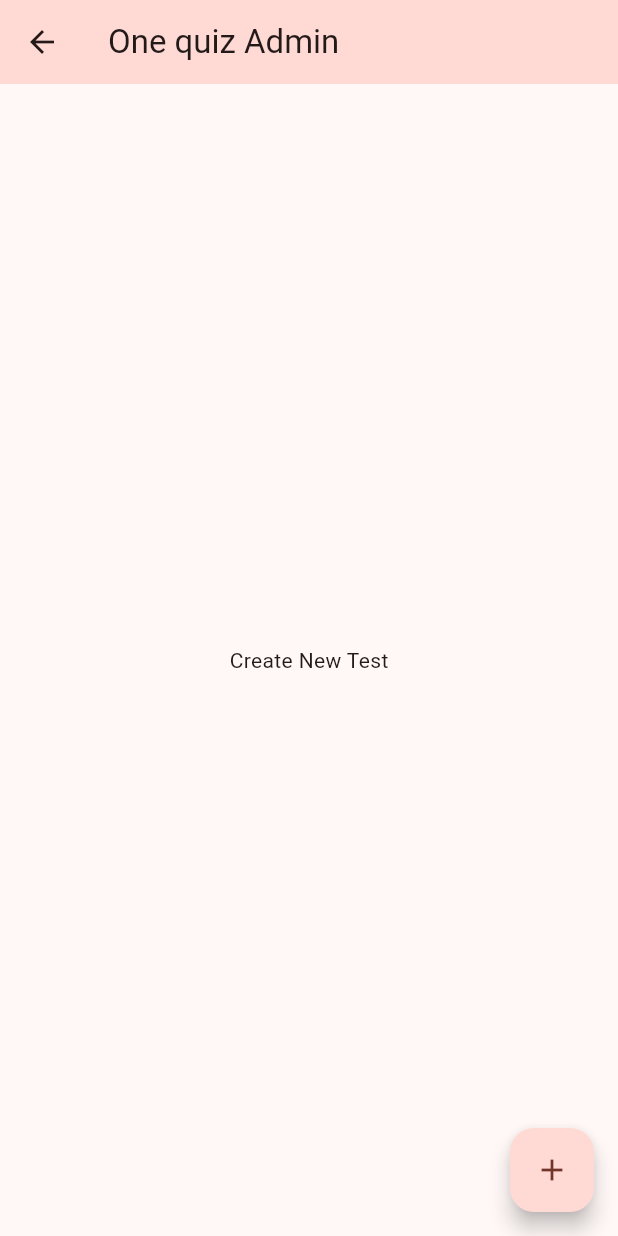
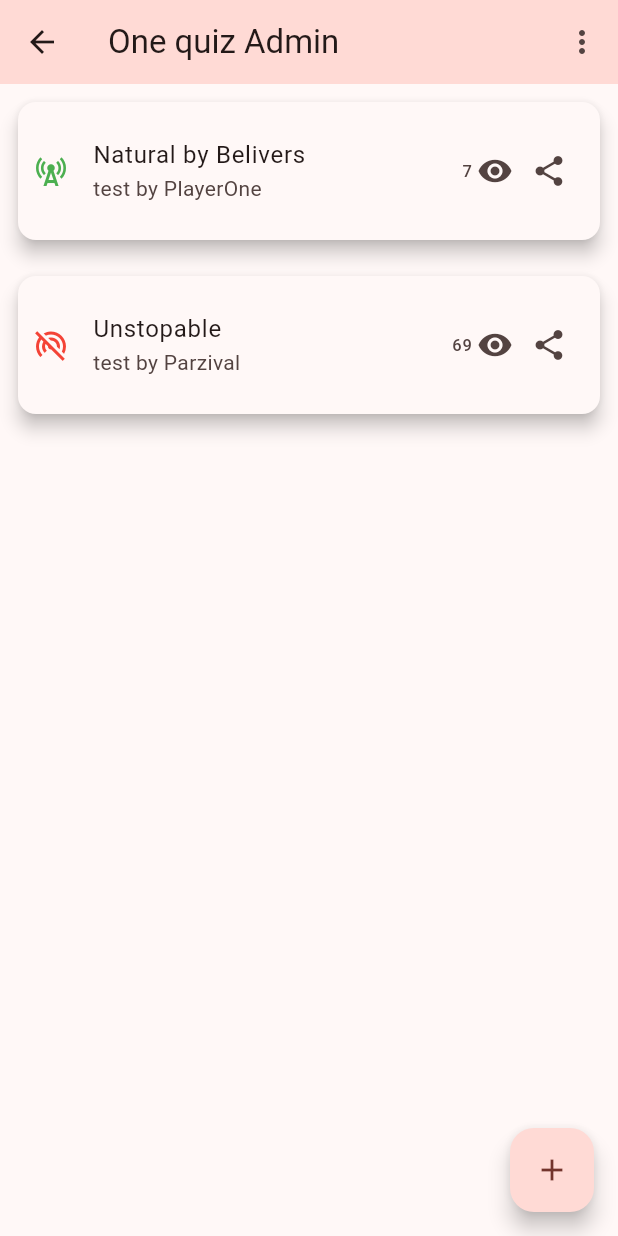
Before and after one commit to Navin-PlayerOne/onequizadmin, a Flutter app: the HomePage screen opened directly, on a phone screen of 412 x 824 dp. Run offline on Flutter 3.47's test engine with Material 2 defaults, Android fonts, the phone set to English and light mode, and no system bars; drawn by our look-alikes of dynamic_color; our stand-ins replace cloud_firestore, firebase_auth, firebase_core, google_sign_in; accounts and stored records are empty.

Commit message:
homepage, model classes, firebase backend added

```diff
--- /dev/null
+++ b/lib/models/test.dart
@@ -0,0 +1,11 @@
+class Test {
+  late String name;
+  late String testid;
+  late String contactMail;
+  late String testName;
+  late String testCode;
+  late bool isOpen;
+  late String questionsCollectionId;
+  late String scoreBoardCollectionId;
+  late int completedCount;
+}
--- a/lib/pages/home_page.dart
+++ b/lib/pages/home_page.dart
@@ -1,4 +1,8 @@
 import 'package:flutter/material.dart';
+import 'package:onequizadmin/models/test.dart';
+import 'package:onequizadmin/services/authstate.dart';
+
+import '../templates/homepagetestview.dart';
 
 class HomePage extends StatefulWidget {
   const HomePage({super.key});
@@ -7,24 +11,91 @@ class HomePage extends StatefulWidget {
   State<HomePage> createState() => _HomePageState();
 }
 
+List<Test> _test = [Test(), Test()];
+
 class _HomePageState extends State<HomePage> {
   @override
+  void initState() {
+    // TODO: implement initState
+    getTestMetaData();
+  }
+
+  @override
   Widget build(BuildContext context) {
+    _test.first.contactMail = "playerone@gmail.com";
+    _test.first.isOpen = true;
+    _test.first.testCode = "1234";
+    _test.first.testName = "Natural by Belivers";
+    _test.first.name = "PlayerOne";
+    _test.first.completedCount = 7;
+    _test.last.contactMail = "playerone@gmail.com";
+    _test.last.isOpen = false;
+    _test.last.testCode = "1234";
+    _test.last.testName = "Unstopable";
+    _test.last.name = "Parzival";
+    _test.last.completedCount = 69;
+    //print(FirebaseAuth.instance.currentUser.toString());
     return Scaffold(
       backgroundColor: Theme.of(context).colorScheme.background,
       appBar: AppBar(
         backgroundColor: Theme.of(context).colorScheme.primaryContainer,
         title: const Text("One quiz Admin"),
+        actions: [
+          PopupMenuButton(
+              color: Theme.of(context).colorScheme.background,
+              shape: const RoundedRectangleBorder(
+                borderRadius: BorderRadius.only(
+                  bottomLeft: Radius.circular(8.0),
+                  bottomRight: Radius.circular(8.0),
+                  topLeft: Radius.circular(8.0),
+                  topRight: Radius.circular(8.0),
+                ),
+              ),
+              elevation: 10,
+              itemBuilder: (context) {
+                return [
+                  PopupMenuItem<int>(
+                    value: 0,
+                    child: Row(
+                      mainAxisAlignment: MainAxisAlignment.spaceBetween,
+                      children: const [Icon(Icons.refresh), Text("refresh")],
+                    ),
+                  ),
+                  PopupMenuItem<int>(
+                      value: 1,
+                      child: Row(
+                        mainAxisAlignment: MainAxisAlignment.spaceBetween,
+                        children: const [
+                          Icon(Icons.logout_rounded),
+                          Text("logout")
+                        ],
+                      )),
+                ];
+              },
+              onSelected: (value) {
+                if (value == 0) {
+                  print("My account menu is selected.");
+                } else if (value == 1) {
+                  AuthService().signOut();
+                }
+              }),
+        ],
       ),
-      body: Center(
-        child: Text("Create New Test"),
-      ),
+      body: _test.isEmpty
+          ? const Center(
+              child: Text("Create new Test"),
+            )
+          : PageWidget(test: _test),
       floatingActionButton: FloatingActionButton(
-        child: Icon(Icons.add),
-        onPressed: () {
-          Navigator.pushReplacementNamed(context, "/question");
+        child: const Icon(Icons.add),
+        onPressed: () async {
+          Navigator.pushReplacementNamed(context, "/test");
         },
       ),
     );
   }
+
+  void getTestMetaData() async{
+
+  }
 }
--- /dev/null
+++ b/lib/templates/homepagetestview.dart
@@ -0,0 +1,51 @@
+import 'package:flutter/cupertino.dart';
+import 'package:flutter/material.dart';
+import 'package:flutter/src/widgets/container.dart';
+import 'package:flutter/src/widgets/framework.dart';
+import 'package:onequizadmin/models/test.dart';
+import 'package:onequizadmin/pages/questionpage.dart';
+
+class PageWidget extends StatefulWidget {
+  List<Test> test;
+  PageWidget({super.key, required this.test});
+
+  @override
+  State<PageWidget> createState() => _PageWidgetState();
+}
+
+class _PageWidgetState extends State<PageWidget> {
+  @override
+  Widget build(BuildContext context) {
+    return ListView.builder(
+      itemCount: widget.test.length,
+      itemBuilder: (context, index) {
+        return Card(
+          elevation: 5.0,
+          margin: const EdgeInsets.all(12),
+          color: Theme.of(context).colorScheme.background,
+          borderOnForeground: true,
+          child: ListTile(
+            title: Text(widget.test.elementAt(index).testName),
+            subtitle: Text("test by ${widget.test.elementAt(index).name}"),
+            onTap: () => print("selected ${index + 1}"),
+            contentPadding: const EdgeInsets.all(10),
+            leading: widget.test.elementAt(index).isOpen
+                ? const Icon(Icons.cell_tower, color: Colors.green)
+                : const Icon(Icons.wifi_tethering_off, color: Colors.red),
+            trailing: Row(
+              mainAxisSize: MainAxisSize.min,
+              children: [
+                Text("${widget.test.elementAt(index).completedCount} "),
+                const Icon(Icons.remove_red_eye_rounded),
+                IconButton(
+                  icon: const Icon(Icons.share),
+                  onPressed: () {},
+                ),
+              ],
+            ),
+          ),
+        );
+      },
+    );
+  }
+}
--- a/pubspec.yaml
+++ b/pubspec.yaml
@@ -41,6 +41,7 @@ dependencies:
   provider:
   firebase_auth:
   google_sign_in:
+  cloud_firestore:
 
 dev_dependencies:
   flutter_test:
```
Also changed, not shown: lib/main.dart (+15 -6 lines), lib/models/question_model.dart (+36 -4 lines), lib/pages/login_page.dart (added, +25 -0 lines), lib/pages/questionpage.dart (+61 -6 lines), lib/pages/testdetails.dart (added, +106 -0 lines), lib/services/authstate.dart (added, +49 -0 lines), lib/services/database.dart (added, +86 -0 lines), lib/templates/questionpage.dart (deleted, +0 -100 lines), lib/templates/questionwidget.dart (added, +97 -0 lines), pubspec.lock, 3 other files.
